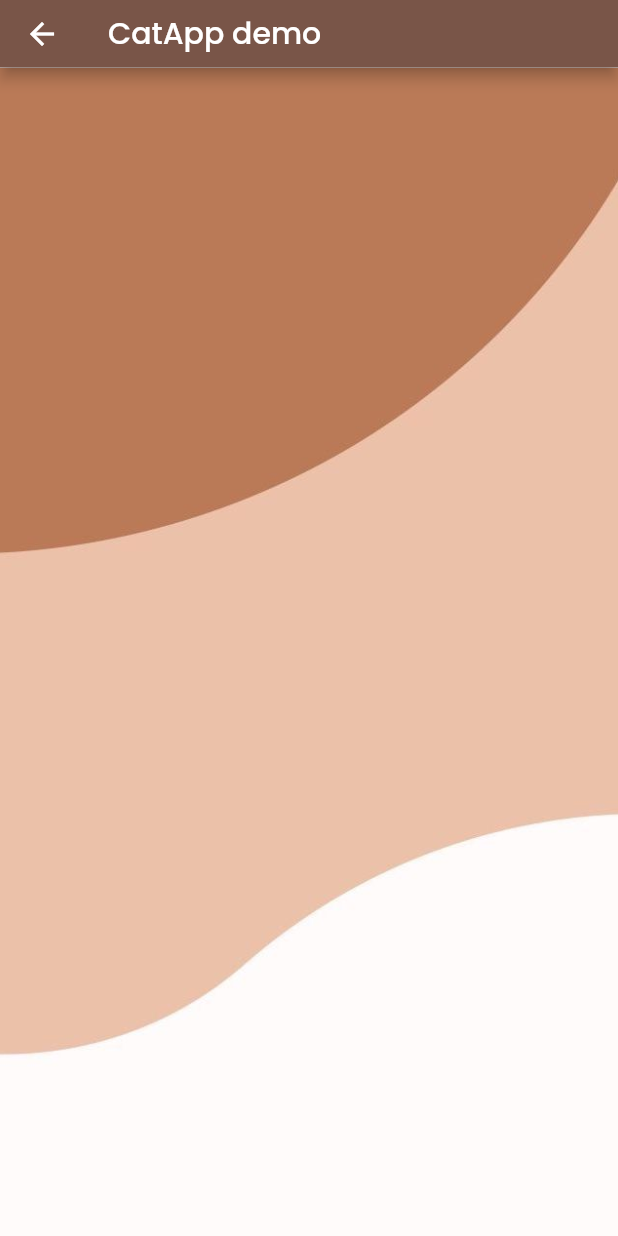
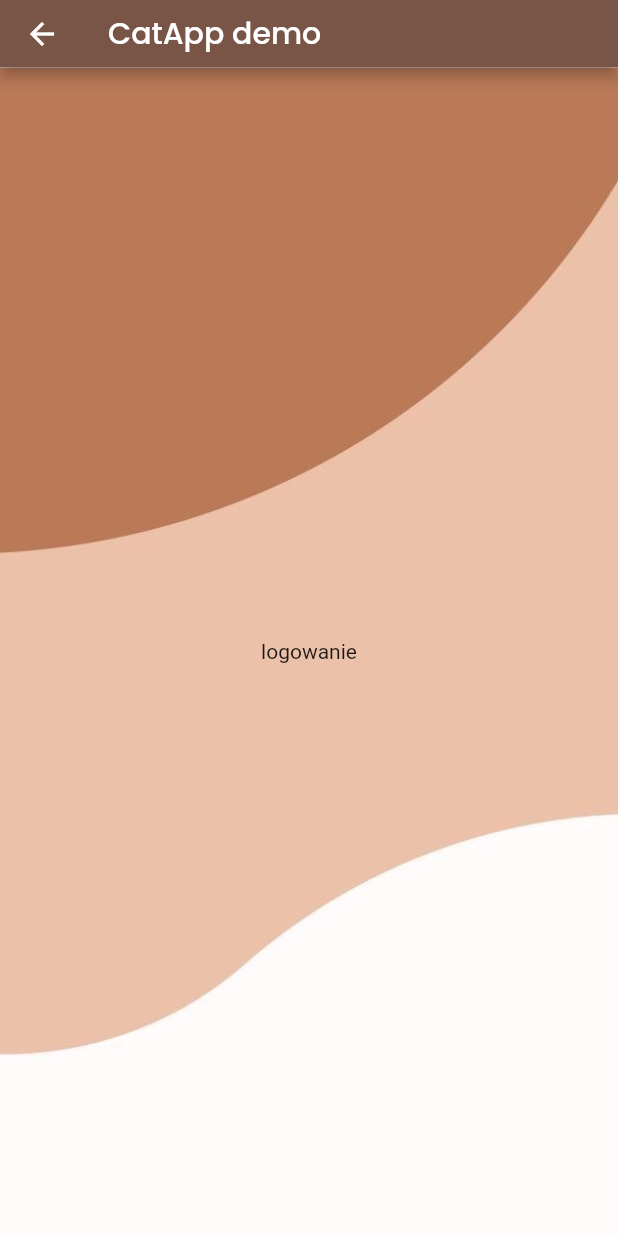
Before and after one commit to rafx666/cat_app, a Flutter app: the screen it shows after launch, after a tap on an icon or button, on a phone screen of 412 x 824 dp. Run offline on Flutter 3.47's test engine with Material 2 defaults, Android fonts, the phone set to English and light mode, and no system bars; our stand-ins replace firebase_auth, firebase_core, google_fonts; accounts and stored records are empty.

```diff
--- a/cat_app/lib/home_page.dart
+++ b/cat_app/lib/home_page.dart
@@ -1,4 +1,5 @@
 import 'package:cat_app/login_page.dart';
+import 'package:cat_app/sign_in_page.dart';
 import 'package:flutter/material.dart';
 import 'package:google_fonts/google_fonts.dart';
 
@@ -39,11 +40,11 @@ class HomePage extends StatelessWidget {
                 radius: 170,
               ),
               const SizedBox(
-                height: 120,
+                height: 110,
               ),
               Container(
                   height: 60,
-                  width: 250,
+                  width: 270,
                   decoration: const BoxDecoration(
                     border: Border(
                       top: BorderSide(
@@ -105,18 +106,67 @@ class HomePage extends StatelessWidget {
               const SizedBox(
                 height: 20,
               ),
-              TextButton(
-                style: TextButton.styleFrom(
-                  foregroundColor: Colors.brown,
-                ),
-                onPressed: () {},
-                child: const Text(
-                  'Zarejestruj się',
-                  style: TextStyle(
-                    fontSize: 16,
+              Container(
+                  height: 60,
+                  width: 270,
+                  decoration: const BoxDecoration(
+                    border: Border(
+                      top: BorderSide(
+                          color: Colors.black,
+                          width: 3,
+                          style: BorderStyle.solid),
+                      bottom: BorderSide(
+                          color: Colors.black,
+                          width: 3,
+                          style: BorderStyle.solid),
+                      left: BorderSide(
+                          color: Colors.black,
+                          width: 3,
+                          style: BorderStyle.solid),
+                      right: BorderSide(
+                          color: Colors.black,
+                          width: 3,
+                          style: BorderStyle.solid),
+                    ),
+                    color: Colors.white,
                   ),
-                ),
-              ),
+                  alignment: Alignment.center,
+                  child: ElevatedButton(
+                    style: ElevatedButton.styleFrom(
+                      backgroundColor: Colors.white,
+                      minimumSize: const Size(
+                        250,
+                        60,
+                      ),
+                    ),
+                    child: Row(
+                      mainAxisAlignment: MainAxisAlignment.center,
+                      children: [
+                        const Image(
+                          image: AssetImage(
+                            'images/catpaw.png',
+                          ),
+                          width: 50,
+                        ),
+                        const SizedBox(
+                          width: 10,
+                        ),
+                        Text(
+                          'ZAREJESTRUJ  SIĘ',
+                          style: GoogleFonts.amaticSc(
+                            fontSize: 38,
+                            fontWeight: FontWeight.bold,
+                            color: Colors.black,
+                          ),
+                        ),
+                      ],
+                    ),
+                    onPressed: () {
+                      Navigator.of(context).push(MaterialPageRoute(
+                        builder: (_) => const SignInPage(),
+                      ));
+                    },
+                  )),
             ],
           ),
         ),
--- a/cat_app/lib/login_page.dart
+++ b/cat_app/lib/login_page.dart
@@ -1,5 +1,6 @@
 import 'package:cat_app/appbar/cat_bar.dart';
 import 'package:flutter/material.dart';
+import 'package:firebase_auth/firebase_auth.dart';
 
 class LoginPage extends StatelessWidget {
   const LoginPage({
@@ -22,8 +23,10 @@ class LoginPage extends StatelessWidget {
         ),
         child: Center(
           child: Column(
-            mainAxisAlignment: MainAxisAlignment.start,
-            children: const [],
+            mainAxisAlignment: MainAxisAlignment.center,
+            children: const [
+              Text('logowanie'),
+            ],
           ),
         ),
       ),
--- a/cat_app/lib/main.dart
+++ b/cat_app/lib/main.dart
@@ -1,7 +1,13 @@
 import 'package:cat_app/home_page.dart';
 import 'package:flutter/material.dart';
+import 'package:firebase_core/firebase_core.dart';
+import 'firebase_options.dart';
 
-void main() {
+void main() async {
+  WidgetsFlutterBinding.ensureInitialized();
+  await Firebase.initializeApp(
+    options: DefaultFirebaseOptions.currentPlatform,
+  );
   runApp(const MyApp());
 }
 
--- a/cat_app/lib/sign_in_page.dart
+++ b/cat_app/lib/sign_in_page.dart
@@ -1,5 +1,6 @@
 import 'package:cat_app/appbar/cat_bar.dart';
 import 'package:flutter/material.dart';
+import 'package:firebase_auth/firebase_auth.dart';
 
 class SignInPage extends StatelessWidget {
   const SignInPage({
@@ -22,8 +23,10 @@ class SignInPage extends StatelessWidget {
         ),
         child: Center(
           child: Column(
-            mainAxisAlignment: MainAxisAlignment.start,
-            children: const [],
+            mainAxisAlignment: MainAxisAlignment.center,
+            children: const [
+              Text('rejestracja'),
+            ],
           ),
         ),
       ),
--- a/cat_app/pubspec.yaml
+++ b/cat_app/pubspec.yaml
@@ -37,6 +37,8 @@ dependencies:
   # Use with the CupertinoIcons class for iOS style icons.
   cupertino_icons: ^1.0.2
   google_fonts: ^3.0.1
+  firebase_core: ^1.24.0
+  firebase_auth: ^3.11.2
 
 
 dev_dependencies:
```
Also changed, not shown: cat_app/lib/firebase_options.dart (added), cat_app/pubspec.lock, 15 other files.
